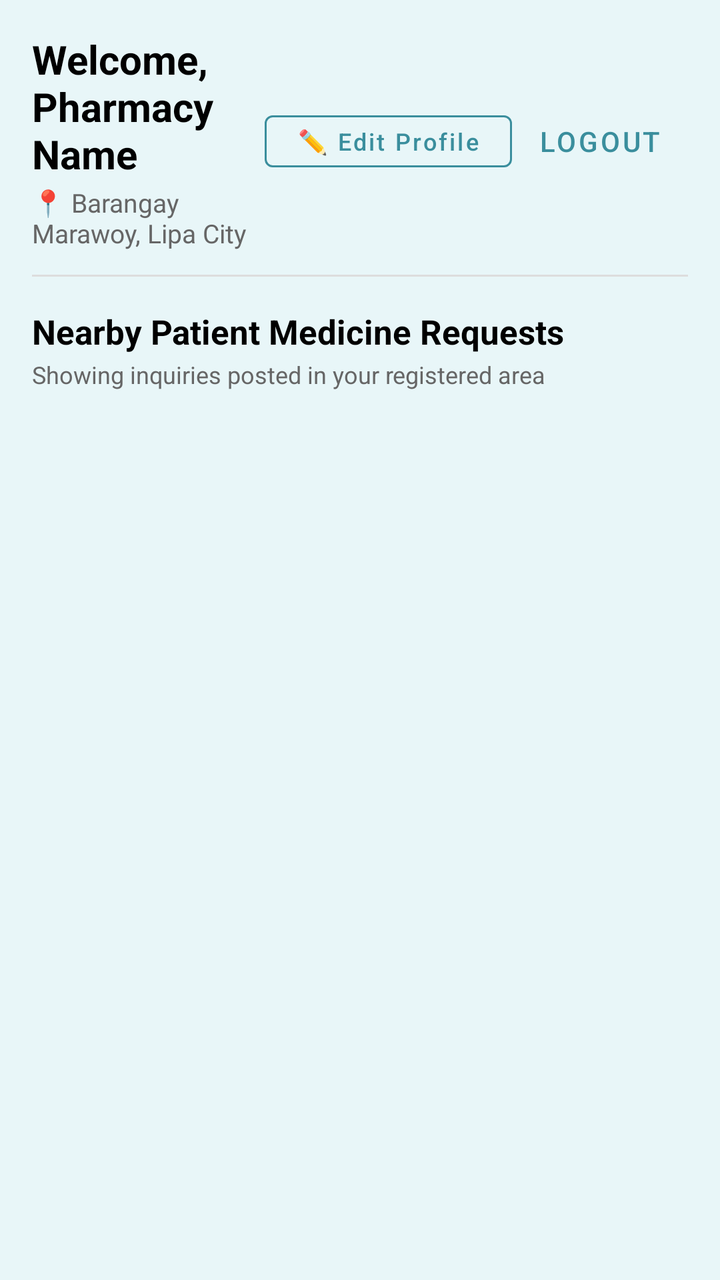
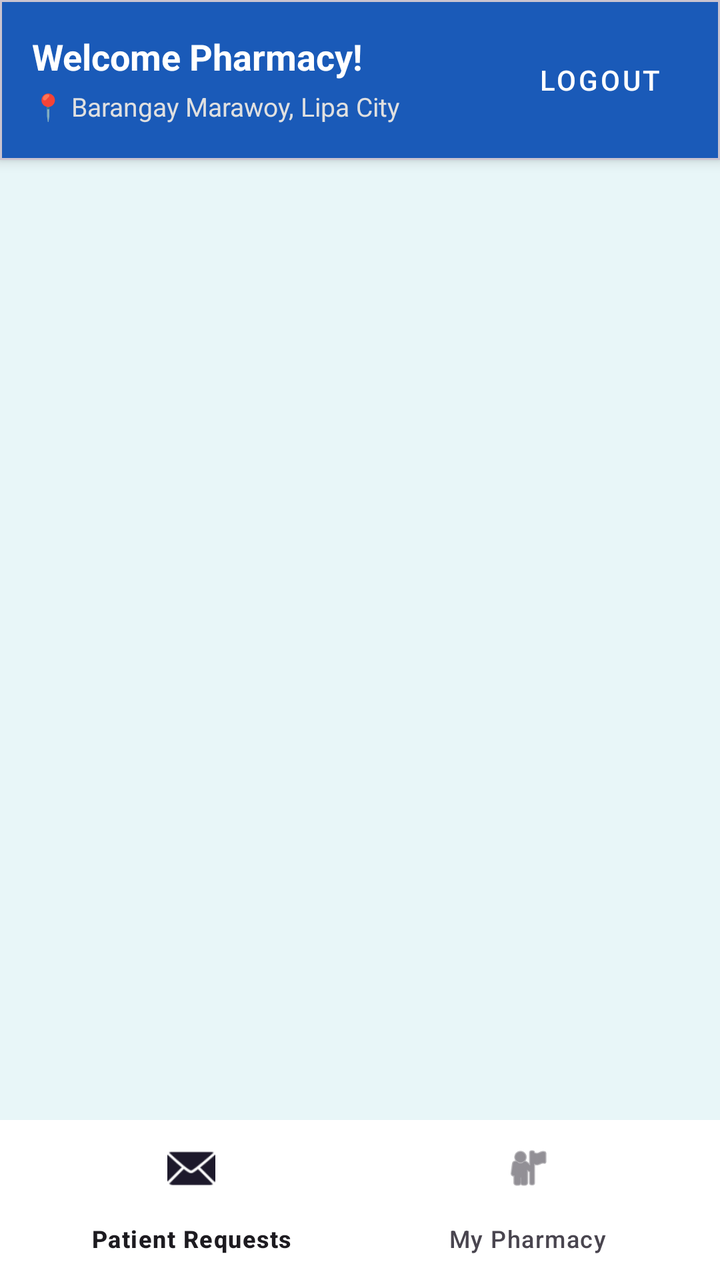

Before-and-after screenshots of an Android layout around one commit, followed by the original layout XML and the change that was made.
<!-- AndroidManifest.xml: application theme Theme.PharmaFind -->
<!-- res/layout/activity_pharmacy_home.xml -->
<?xml version="1.0" encoding="utf-8"?>
<androidx.constraintlayout.widget.ConstraintLayout xmlns:android="http://schemas.android.com/apk/res/android"
    xmlns:app="http://schemas.android.com/apk/res-auto"
    android:layout_width="match_parent"
    android:layout_height="match_parent"
    android:background="@color/background_light"
    android:padding="16dp">

    
    <LinearLayout
        android:id="@+id/headerPharmacy"
        android:layout_width="match_parent"
        android:layout_height="wrap_content"
        android:gravity="center_vertical"
        android:orientation="horizontal"
        app:layout_constraintTop_toTopOf="parent">

        <LinearLayout
            android:layout_width="0dp"
            android:layout_height="wrap_content"
            android:layout_weight="1"
            android:orientation="vertical">

            <TextView
                android:id="@+id/tvPharmacyWelcome"
                android:layout_width="wrap_content"
                android:layout_height="wrap_content"
                android:text="Welcome, Pharmacy Name"
                android:textColor="@color/black"
                android:textSize="20sp"
                android:textStyle="bold" />

            <TextView
                android:id="@+id/tvPharmacyLocation"
                android:layout_width="wrap_content"
                android:layout_height="wrap_content"
                android:layout_marginTop="2dp"
                android:text="📍 Barangay Marawoy, Lipa City"
                android:textColor="@color/text_gray"
                android:textSize="13sp" />

        </LinearLayout>

        <com.google.android.material.button.MaterialButton
            android:id="@+id/btnEditPharmacyProfile"
            style="@style/Widget.MaterialComponents.Button.OutlinedButton"
            android:layout_width="wrap_content"
            android:layout_height="38dp"
            android:text="✏️ Edit Profile"
            android:textAllCaps="false"
            android:textColor="@color/primary_teal"
            android:textSize="12sp"
            app:strokeColor="@color/primary_teal" />

        <com.google.android.material.button.MaterialButton
            android:id="@+id/btnPharmacyLogout"
            style="@style/Widget.MaterialComponents.Button.TextButton"
            android:layout_width="wrap_content"
            android:layout_height="wrap_content"
            android:text="Logout"
            android:textColor="@color/primary_teal" />

    </LinearLayout>

    <View
        android:id="@+id/dividerPharmacy"
        android:layout_width="match_parent"
        android:layout_height="1dp"
        android:layout_marginTop="12dp"
        android:background="@color/divider_color"
        app:layout_constraintTop_toBottomOf="@id/headerPharmacy" />

    
    <TextView
        android:id="@+id/tvLocalRequestsTitle"
        android:layout_width="wrap_content"
        android:layout_height="wrap_content"
        android:layout_marginTop="16dp"
        android:text="Nearby Patient Medicine Requests"
        android:textColor="@color/black"
        android:textSize="17sp"
        android:textStyle="bold"
        app:layout_constraintStart_toStartOf="parent"
        app:layout_constraintTop_toBottomOf="@id/dividerPharmacy" />

    <TextView
        android:id="@+id/tvLocalRequestsSub"
        android:layout_width="0dp"
        android:layout_height="wrap_content"
        android:layout_marginTop="2dp"
        android:text="Showing inquiries posted in your registered area"
        android:textColor="@color/text_gray"
        android:textSize="12sp"
        app:layout_constraintEnd_toEndOf="parent"
        app:layout_constraintStart_toStartOf="parent"
        app:layout_constraintTop_toBottomOf="@id/tvLocalRequestsTitle" />

    <androidx.recyclerview.widget.RecyclerView
        android:id="@+id/rvPharmacyInquiries"
        android:layout_width="match_parent"
        android:layout_height="0dp"
        android:layout_marginTop="12dp"
        app:layout_constraintBottom_toBottomOf="parent"
        app:layout_constraintTop_toBottomOf="@id/tvLocalRequestsSub" />

</androidx.constraintlayout.widget.ConstraintLayout>
<!-- resources referenced by this layout -->
<resources>
  <color name="background_light">#E8F6F8</color>
  <color name="black">#FF000000</color>
  <color name="divider_color">#DDDDDD</color>
  <color name="primary_teal">#3A8E9D</color>
  <color name="text_gray">#666666</color>
  <style name="Theme.PharmaFind" parent="Base.Theme.PharmaFind" />
  <style name="Base.Theme.PharmaFind" parent="Theme.Material3.DayNight.NoActionBar">
          
          
      </style>
</resources>

<!-- the commit's change to res/layout/activity_pharmacy_home.xml (unified diff, before → after) -->
@@ -3,104 +3,77 @@
     xmlns:app="http://schemas.android.com/apk/res-auto"
     android:layout_width="match_parent"
     android:layout_height="match_parent"
-    android:background="@color/background_light"
-    android:padding="16dp">
+    android:background="@color/background_light">
 
     
-    <LinearLayout
-        android:id="@+id/headerPharmacy"
+    <com.google.android.material.card.MaterialCardView
+        android:id="@+id/headerCardPharmacy"
         android:layout_width="match_parent"
         android:layout_height="wrap_content"
-        android:gravity="center_vertical"
-        android:orientation="horizontal"
+        app:cardCornerRadius="0dp"
+        app:cardElevation="4dp"
+        app:cardBackgroundColor="@color/primary_dark"
         app:layout_constraintTop_toTopOf="parent">
 
-        <LinearLayout
-            android:layout_width="0dp"
+        <androidx.constraintlayout.widget.ConstraintLayout
+            android:layout_width="match_parent"
             android:layout_height="wrap_content"
-            android:layout_weight="1"
-            android:orientation="vertical">
+            android:padding="16dp">
 
             <TextView
                 android:id="@+id/tvPharmacyWelcome"
-                android:layout_width="wrap_content"
+                android:layout_width="0dp"
                 android:layout_height="wrap_content"
-                android:text="Welcome, Pharmacy Name"
-                android:textColor="@color/black"
-                android:textSize="20sp"
-                android:textStyle="bold" />
+                android:text="Welcome Pharmacy!"
+                android:textColor="@color/white"
+                android:textSize="18sp"
+                android:textStyle="bold"
+                app:layout_constraintEnd_toStartOf="@id/btnPharmacyLogout"
+                app:layout_constraintStart_toStartOf="parent"
+                app:layout_constraintTop_toTopOf="parent" />
 
             <TextView
                 android:id="@+id/tvPharmacyLocation"
+                android:layout_width="0dp"
+                android:layout_height="wrap_content"
+                android:layout_marginTop="4dp"
+                android:text="📍 Barangay Marawoy, Lipa City"
+                android:textColor="#E0E0E0"
+                android:textSize="13sp"
+                app:layout_constraintEnd_toStartOf="@id/btnPharmacyLogout"
+                app:layout_constraintStart_toStartOf="parent"
+                app:layout_constraintTop_toBottomOf="@id/tvPharmacyWelcome" />
+
+            <com.google.android.material.button.MaterialButton
+                android:id="@+id/btnPharmacyLogout"
+                style="@style/Widget.MaterialComponents.Button.TextButton"
                 android:layout_width="wrap_content"
                 android:layout_height="wrap_content"
-                android:layout_marginTop="2dp"
-                android:text="📍 Barangay Marawoy, Lipa City"
-                android:textColor="@color/text_gray"
-                android:textSize="13sp" />
+                android:text="Logout"
+                android:textColor="@color/white"
+                app:layout_constraintBottom_toBottomOf="parent"
+                app:layout_constraintEnd_toEndOf="parent"
+                app:layout_constraintTop_toTopOf="parent" />
 
-        </LinearLayout>
-
-        <com.google.android.material.button.MaterialButton
-            android:id="@+id/btnEditPharmacyProfile"
-            style="@style/Widget.MaterialComponents.Button.OutlinedButton"
-            android:layout_width="wrap_content"
-            android:layout_height="38dp"
-            android:text="✏️ Edit Profile"
-            android:textAllCaps="false"
-            android:textColor="@color/primary_teal"
-            android:textSize="12sp"
-            app:strokeColor="@color/primary_teal" />
-
-        <com.google.android.material.button.MaterialButton
-            android:id="@+id/btnPharmacyLogout"
-            style="@style/Widget.MaterialComponents.Button.TextButton"
-            android:layout_width="wrap_content"
-            android:layout_height="wrap_content"
-            android:text="Logout"
-            android:textColor="@color/primary_teal" />
-
-    </LinearLayout>
-
-    <View
-        android:id="@+id/dividerPharmacy"
-        android:layout_width="match_parent"
-        android:layout_height="1dp"
-        android:layout_marginTop="12dp"
-        android:background="@color/divider_color"
-        app:layout_constraintTop_toBottomOf="@id/headerPharmacy" />
+        </androidx.constraintlayout.widget.ConstraintLayout>
+    </com.google.android.material.card.MaterialCardView>
 
     
-    <TextView
-        android:id="@+id/tvLocalRequestsTitle"
-        android:layout_width="wrap_content"
-        android:layout_height="wrap_content"
-        android:layout_marginTop="16dp"
-        android:text="Nearby Patient Medicine Requests"
-        android:textColor="@color/black"
-        android:textSize="17sp"
-        android:textStyle="bold"
-        app:layout_constraintStart_toStartOf="parent"
-        app:layout_constraintTop_toBottomOf="@id/dividerPharmacy" />
-
-    <TextView
-        android:id="@+id/tvLocalRequestsSub"
-        android:layout_width="0dp"
-        android:layout_height="wrap_content"
-        android:layout_marginTop="2dp"
-        android:text="Showing inquiries posted in your registered area"
-        android:textColor="@color/text_gray"
-        android:textSize="12sp"
-        app:layout_constraintEnd_toEndOf="parent"
-        app:layout_constraintStart_toStartOf="parent"
-        app:layout_constraintTop_toBottomOf="@id/tvLocalRequestsTitle" />
-
-    <androidx.recyclerview.widget.RecyclerView
-        android:id="@+id/rvPharmacyInquiries"
+    <FrameLayout
+        android:id="@+id/pharmacyFragmentContainer"
         android:layout_width="match_parent"
         android:layout_height="0dp"
-        android:layout_marginTop="12dp"
-        app:layout_constraintBottom_toBottomOf="parent"
-        app:layout_constraintTop_toBottomOf="@id/tvLocalRequestsSub" />
+        app:layout_constraintBottom_toTopOf="@id/pharmacyBottomNavigation"
+        app:layout_constraintTop_toBottomOf="@id/headerCardPharmacy" />
+
+    
+    <com.google.android.material.bottomnavigation.BottomNavigationView
+        android:id="@+id/pharmacyBottomNavigation"
+        android:layout_width="match_parent"
+        android:layout_height="wrap_content"
+        android:background="@color/white"
+        app:elevation="8dp"
+        app:menu="@menu/pharmacy_bottom_menu"
+        app:layout_constraintBottom_toBottomOf="parent" />
 
 </androidx.constraintlayout.widget.ConstraintLayout>
<!-- resource entries referenced after the edit -->
@@ -1,10 +1,8 @@
 <!-- resources referenced by this layout -->
 <resources>
   <color name="background_light">#E8F6F8</color>
-  <color name="black">#FF000000</color>
-  <color name="divider_color">#DDDDDD</color>
-  <color name="primary_teal">#3A8E9D</color>
-  <color name="text_gray">#666666</color>
+  <color name="primary_dark">#1A5AB8</color>
+  <color name="white">#FFFFFFFF</color>
   <style name="Theme.PharmaFind" parent="Base.Theme.PharmaFind" />
   <style name="Base.Theme.PharmaFind" parent="Theme.Material3.DayNight.NoActionBar">
           
